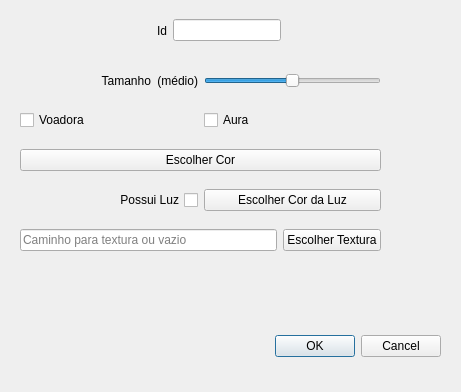
Old version of the form ifg/qt/ui/entidade.ui in the repository matferib/tabuleiro-virtual.
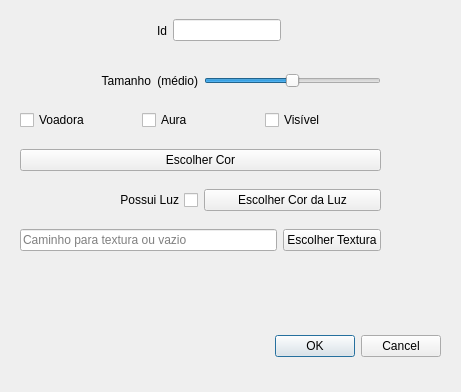
New version of the form.

```diff
--- a/ifg/qt/ui/entidade.ui
+++ b/ifg/qt/ui/entidade.ui
@@ -241,6 +241,16 @@
         </property>
        </widget>
       </item>
+      <item>
+       <widget class="QCheckBox" name="checkbox_visibilidade">
+        <property name="enabled">
+         <bool>true</bool>
+        </property>
+        <property name="text">
+         <string>Visível</string>
+        </property>
+       </widget>
+      </item>
      </layout>
     </item>
    </layout>
```
